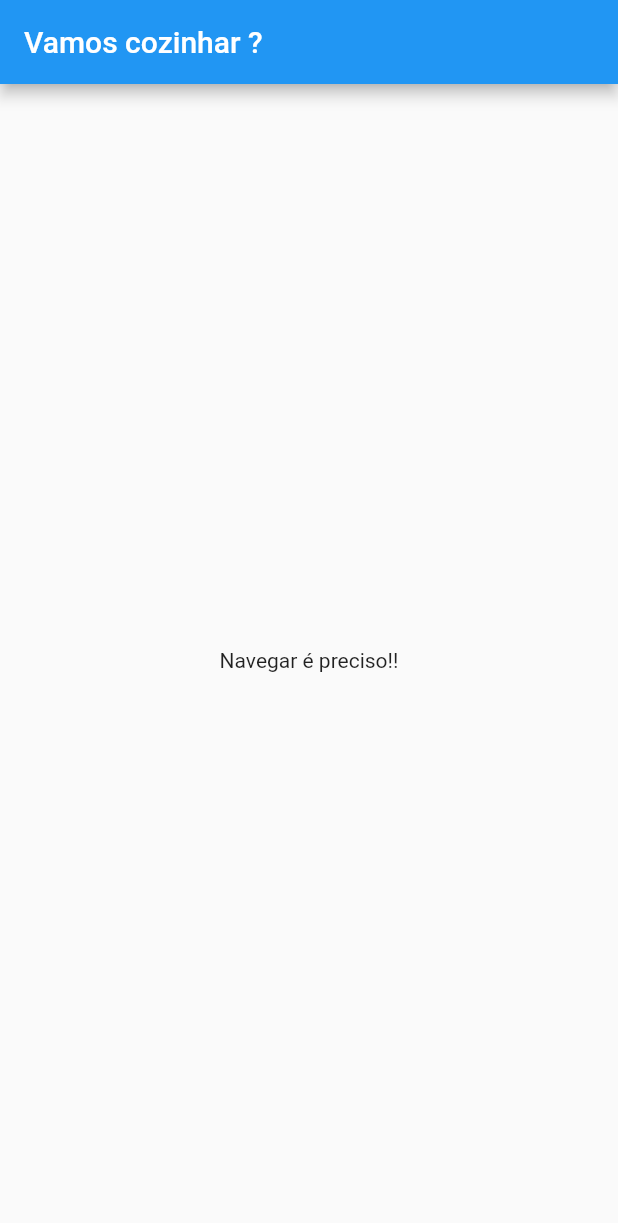
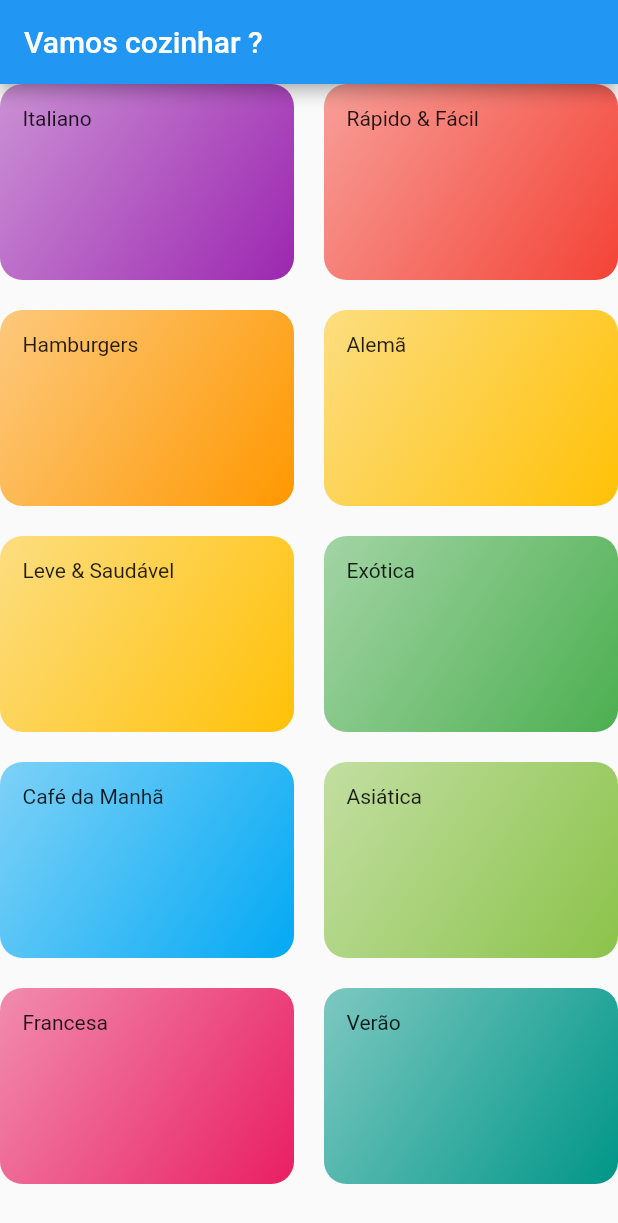
Before and after one commit to cristianoramon/cozinhar, a Flutter app: the screen it shows after launch, on a phone screen of 412 x 824 dp. Shown: the top 1223 px of the screen. Run offline on Flutter 3.47's test engine with Material 2 defaults, Android fonts, the phone set to English and light mode, and no system bars.

Commit message:
first commit

```diff
--- /dev/null
+++ b/lib/components/category_item.dart
@@ -0,0 +1,26 @@
+import 'package:flutter/cupertino.dart';
+import 'package:flutter/src/foundation/key.dart';
+import 'package:flutter/src/widgets/framework.dart';
+import 'package:refeicao/models/category.dart';
+
+class CategoryItem extends StatelessWidget {
+
+final Category category;
+
+  const CategoryItem({required this.category});
+
+  @override
+  Widget build(BuildContext context) {
+    return Container(
+      padding: EdgeInsets.all(15),
+      child: Text(category.title),
+      decoration: BoxDecoration(
+        borderRadius: BorderRadius.circular(15),
+        gradient: LinearGradient( colors: [ category.color.withOpacity(0.5),
+        category.color,],
+        begin: Alignment.topLeft,
+        end: Alignment.bottomRight,)
+      ),
+    );
+  }
+}
--- a/lib/dummy_data.dart
+++ b/lib/data/dummy_data.dart
@@ -1,6 +1,7 @@
+
 import 'package:flutter/material.dart';
 
-import '../models/category.dart';
+import '../../models/category.dart';
 
 const DUMMY_CATEGORIES = const [
   Category(
--- a/lib/main.dart
+++ b/lib/main.dart
@@ -1,6 +1,6 @@
 import 'package:flutter/material.dart';
 import 'package:refeicao/myHomePage.dart';
-
+import 'package:refeicao/screens/categories_screen.dart';
 
 
 void main() => runApp(MyApp());
@@ -13,7 +13,7 @@ class MyApp extends StatelessWidget {
       theme: ThemeData(
         primarySwatch: Colors.blue,
       ),
-      home: MyHomePage(),
+      home: CategoryScreen(),
     );
   }
 }
--- /dev/null
+++ b/lib/models/category.dart
@@ -0,0 +1,14 @@
+import 'package:flutter/cupertino.dart';
+import 'package:flutter/material.dart';
+
+class Category {
+
+
+  final String id;
+  final String title;
+  final Color color;
+
+  const Category({required this.id, required this.title, this.color=Colors.orange});
+
+
+}
--- /dev/null
+++ b/lib/screens/categories_screen.dart
@@ -0,0 +1,30 @@
+import 'package:flutter/cupertino.dart';
+import 'package:flutter/material.dart';
+import 'package:flutter/src/foundation/key.dart';
+import 'package:flutter/src/widgets/framework.dart';
+import 'package:refeicao/components/category_item.dart';
+import 'package:refeicao/data/dummy_data.dart';
+
+class CategoryScreen extends StatelessWidget {
+
+
+  @override
+  Widget build(BuildContext context) {
+    return Scaffold(
+      appBar: AppBar(
+        title: Text("Vamos cozinhar ?"),
+      ),
+      body: GridView(gridDelegate: SliverGridDelegateWithMaxCrossAxisExtent(
+        maxCrossAxisExtent: 200,
+        childAspectRatio: 3/2,
+        crossAxisSpacing: 20,
+        mainAxisSpacing: 20,
+      ),
+      children: DUMMY_CATEGORIES.map((cat) {
+        return CategoryItem( category: cat
+        ,);
+      }).toList(),),
+    );
+
+  }
+}
```
